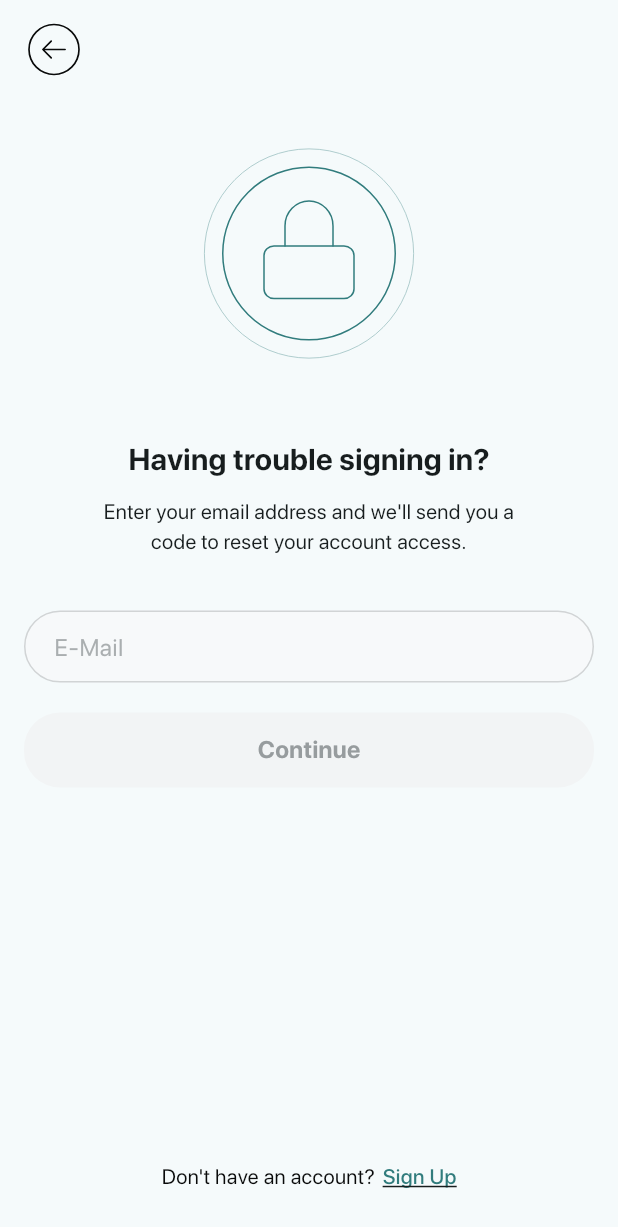
After one commit to ryann254/Surveva-App, a Flutter app: the ForgotPasswordPage screen opened directly, on a phone screen of 412 x 824 dp. The commit adds this screen. Shown: the top 1227 px of the screen. Run offline on Flutter 3.47's test engine with Material 3 defaults, Android fonts, the light colour scheme and no system bars; our stand-ins replace flutter_svg; missing offline and left inert: date_picker_plus; project files that could hold a hidden picture were left out.

Commit message:
feat: add ForgotPasswordPage ui

```diff
--- /dev/null
+++ b/lib/pages/ForgotPasswordPage.dart
@@ -0,0 +1,140 @@
+import 'package:flutter/material.dart';
+import 'package:flutter_svg/svg.dart';
+import 'package:surveva_app/pages/AuthenticationCodePage.dart';
+import 'package:surveva_app/pages/LoginPage.dart';
+import 'package:surveva_app/widgets/authWidgets.dart';
+
+class ForgotPasswordPage extends StatefulWidget {
+  const ForgotPasswordPage({super.key});
+
+  @override
+  State<ForgotPasswordPage> createState() => _ForgotPasswordPageState();
+}
+
+class _ForgotPasswordPageState extends State<ForgotPasswordPage> {
+  bool isEmailValid = false;
+
+  validateEmail() {
+    setState(() {
+      isEmailValid = true;
+    });
+  }
+
+  @override
+  Widget build(BuildContext context) {
+    return Scaffold(
+        appBar: AppBar(
+          leading: GestureDetector(
+            child: Padding(
+              padding: const EdgeInsets.only(left: 16.0, top: 10.0),
+              child: SvgPicture.asset('assets/icons/arrow-left.svg'),
+            ),
+            onTap: () {
+              Navigator.of(context).pop();
+            },
+          ),
+        ),
+        body: SafeArea(child: LayoutBuilder(
+          builder: (context, constraints) {
+            return SingleChildScrollView(
+              child: ConstrainedBox(
+                constraints: BoxConstraints(minHeight: constraints.maxHeight),
+                child: IntrinsicHeight(
+                  child: Center(
+                    child: Padding(
+                      padding: const EdgeInsets.only(left: 16.0, right: 16.0),
+                      child: Column(
+                        children: [
+                          const SizedBox(height: 38.0),
+                          SvgPicture.asset('assets/forgot password/lock.svg'),
+                          const SizedBox(height: 48.0),
+                          const Text(
+                            'Having trouble signing in?',
+                            style: TextStyle(
+                                fontSize: 20.0, fontWeight: FontWeight.w600),
+                          ),
+                          const SizedBox(height: 10.0),
+                          const SizedBox(
+                              width: 300,
+                              child: Text(
+                                'Enter your email address and we\'ll send you a code to reset your account access.',
+                                style: TextStyle(
+                                    fontSize: 14.0,
+                                    fontWeight: FontWeight.w400),
+                                textAlign: TextAlign.center,
+                              )),
+                          const SizedBox(height: 36.0),
+                          emailWidget(validateEmail: validateEmail),
+                          const SizedBox(height: 18.0),
+                          GestureDetector(
+                            onTap: () {
+                              Navigator.push(context, MaterialPageRoute(builder: (context) => const AuthenticationCodePage()));
+                            },
+                            child: Container(
+                                width: double.infinity,
+                                height: 50,
+                                decoration: BoxDecoration(
+                                  color: isEmailValid
+                                      ? const Color(0xff317C7D)
+                                      : const Color(0xffF2F4F5),
+                                  borderRadius: BorderRadius.circular(24),
+                                ),
+                                child: Center(
+                                  child: Text(
+                                    'Continue',
+                                    style: TextStyle(
+                                        color: isEmailValid
+                                            ? Colors.white
+                                            : const Color(0xff979C9E),
+                                        fontSize: 16,
+                                        fontWeight: FontWeight.w600),
+                                  ),
+                                )),
+                          ),
+                          const Expanded(
+                              child:
+                                  SizedBox()), // Replace Spacer with Expanded
+                          Row(
+                            mainAxisAlignment: MainAxisAlignment.center,
+                            children: [
+                              const Text(
+                                'Don\'t have an account?',
+                                style: TextStyle(
+                                    fontSize: 14, color: Color(0xff090A0A)),
+                                textAlign: TextAlign.center,
+                              ),
+                              const SizedBox(
+                                width: 5.0,
+                              ),
+                              GestureDetector(
+                                onTap: () {
+                                  Navigator.push(
+                                      context,
+                                      MaterialPageRoute(
+                                          builder: (context) =>
+                                              const LoginPage()));
+                                },
+                                child: const Text(
+                                  'Sign Up',
+                                  style: TextStyle(
+                                      fontSize: 14,
+                                      fontWeight: FontWeight.w500,
+                                      decoration: TextDecoration.underline,
+                                      color: Color(0xff317C7D)),
+                                  textAlign: TextAlign.center,
+                                ),
+                              ),
+                            ],
+                          ),
+                          const SizedBox(height: 30),
+                        ],
+                      ),
+                    ),
+                  ),
+                ),
+              ),
+            );
+          },
+        )));
+  }
+}
--- a/lib/pages/LoginPage.dart
+++ b/lib/pages/LoginPage.dart
@@ -1,5 +1,6 @@
 import 'package:flutter/material.dart';
 import 'package:flutter_svg/svg.dart';
+import 'package:surveva_app/pages/ForgotPasswordPage.dart';
 import 'package:surveva_app/pages/HomePage.dart';
 import 'package:surveva_app/pages/SignUpPage.dart';
 import 'package:surveva_app/widgets/authWidgets.dart';
@@ -67,11 +68,16 @@ class _LoginPageState extends State<LoginPage> {
                               )),
                         ),
                         const SizedBox(height: 18),
-                        const Text('Forgot Password?',
-                            style: TextStyle(
-                                color: Colors.black,
-                                fontSize: 14,
-                                fontWeight: FontWeight.w500)),
+                        GestureDetector(
+                          onTap: () {
+                            Navigator.push(context, MaterialPageRoute(builder: (context) => const ForgotPasswordPage()));
+                          },
+                          child: const Text('Forgot Password?',
+                              style: TextStyle(
+                                  color: Colors.black,
+                                  fontSize: 14,
+                                  fontWeight: FontWeight.w500)),
+                        ),
                         const SizedBox(height: 48),
                         Container(
                           height: 1,
--- a/lib/widgets/authWidgets.dart
+++ b/lib/widgets/authWidgets.dart
@@ -14,6 +14,8 @@ SizedBox passwordWidget(bool obscurePassword, Function isObscurePassword) {
           hintStyle: TextStyle(
             color: const Color(0xff979C9E).withOpacity(0.8),
           ),
+          filled: true,
+          fillColor: const Color(0xffF7F9FA),
           enabledBorder: OutlineInputBorder(
             borderSide:
                 BorderSide(color: const Color(0xff979C9E).withOpacity(0.4)),
@@ -34,17 +36,22 @@ SizedBox passwordWidget(bool obscurePassword, Function isObscurePassword) {
   );
 }
 
-SizedBox emailWidget() {
+SizedBox emailWidget({Function? validateEmail}) {
   return SizedBox(
     height: 50,
     width: double.infinity,
     child: TextField(
+      onChanged: (value) {
+        validateEmail?.call();
+      },
       decoration: InputDecoration(
         contentPadding: const EdgeInsets.only(left: 16.0, right: 16.0),
         hintText: 'E-Mail',
         hintStyle: TextStyle(
           color: const Color(0xff979C9E).withOpacity(0.8),
         ),
+        filled: true,
+        fillColor: const Color(0xffF7F9FA),
         enabledBorder: OutlineInputBorder(
           borderSide:
               BorderSide(color: const Color(0xff979C9E).withOpacity(0.4)),
@@ -138,6 +145,8 @@ SizedBox confirmPasswordWidget(
           hintStyle: TextStyle(
             color: const Color(0xff979C9E).withOpacity(0.8),
           ),
+          filled: true,
+          fillColor: const Color(0xffF7F9FA),
           enabledBorder: OutlineInputBorder(
             borderSide:
                 BorderSide(color: const Color(0xff979C9E).withOpacity(0.4)),
@@ -172,28 +181,23 @@ SizedBox dobWidget(BuildContext context, Function isDob, String dob) {
           daysOfTheWeekTextStyle: const TextStyle(
               color: Color(0xff090A0A),
               fontSize: 14,
-            fontWeight: FontWeight.w500
-          ),
+              fontWeight: FontWeight.w500),
           leadingDateTextStyle: const TextStyle(
               color: Color(0xff090A0A),
               fontSize: 14,
-            fontWeight: FontWeight.w500
-          ),
+              fontWeight: FontWeight.w500),
           enabledCellsTextStyle: const TextStyle(
               color: Color(0xff090A0A),
               fontSize: 14,
-            fontWeight: FontWeight.w500
-          ),
+              fontWeight: FontWeight.w500),
           currentDateTextStyle: const TextStyle(
               color: Color(0xff090A0A),
               fontSize: 14,
-            fontWeight: FontWeight.w500
-          ),
+              fontWeight: FontWeight.w500),
           disabledCellsTextStyle: TextStyle(
               color: const Color(0xff090A0A).withOpacity(0.4),
               fontSize: 14,
-            fontWeight: FontWeight.w500
-          ),
+              fontWeight: FontWeight.w500),
         );
 
         if (date != null) {
@@ -204,6 +208,7 @@ SizedBox dobWidget(BuildContext context, Function isDob, String dob) {
         decoration: BoxDecoration(
           border: Border.all(color: const Color(0xff979C9E).withOpacity(0.4)),
           borderRadius: BorderRadius.circular(24),
+          color: const Color(0xffF7F9FA),
         ),
         child: Padding(
           padding: const EdgeInsets.symmetric(horizontal: 16.0),
@@ -235,6 +240,8 @@ SizedBox nameWidget() {
         hintStyle: TextStyle(
           color: const Color(0xff979C9E).withOpacity(0.8),
         ),
+        filled: true,
+        fillColor: const Color(0xffF7F9FA),
         enabledBorder: OutlineInputBorder(
           borderSide:
               BorderSide(color: const Color(0xff979C9E).withOpacity(0.4)),
--- a/pubspec.yaml
+++ b/pubspec.yaml
@@ -65,6 +65,7 @@ flutter:
     - assets/launch page/
     - assets/homepage/
     - assets/auth/
+    - assets/forgot password/
     - assets/icons/
 
   # An image asset can refer to one or more resolution-specific "variants", see
```
Also changed, not shown: assets/forgot password/lock.svg (added), assets/icons/arrow-left.svg (added), lib/pages/AuthenticationCodePage.dart (added). Lines whose indentation alone changed are shown as unchanged.
